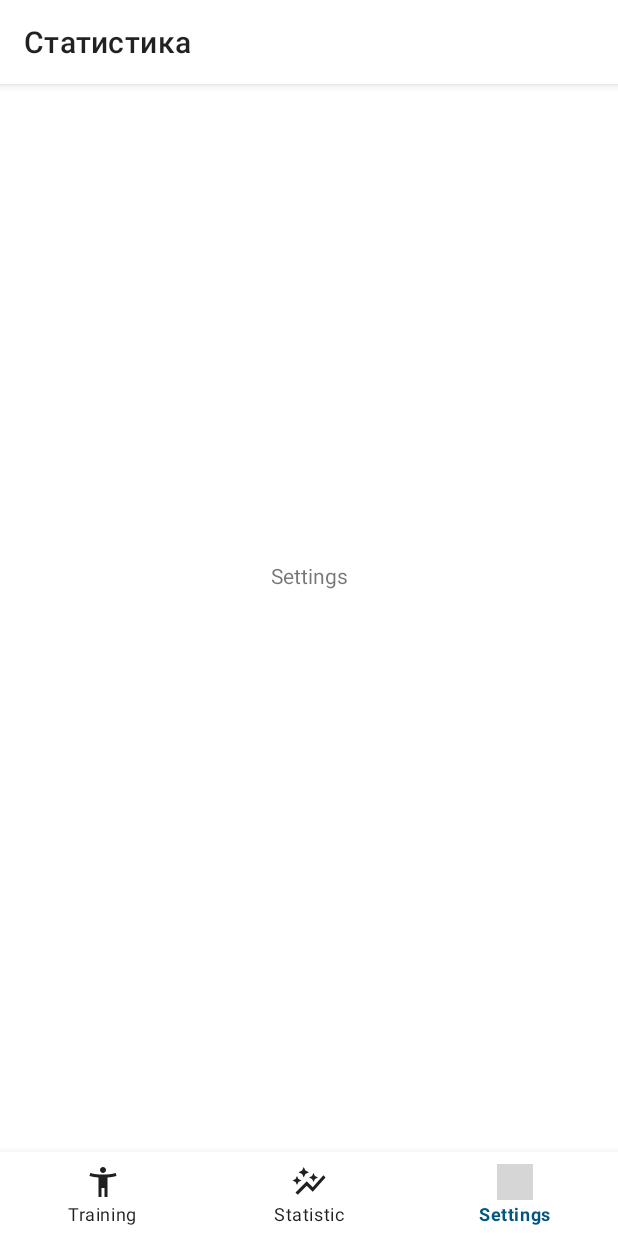
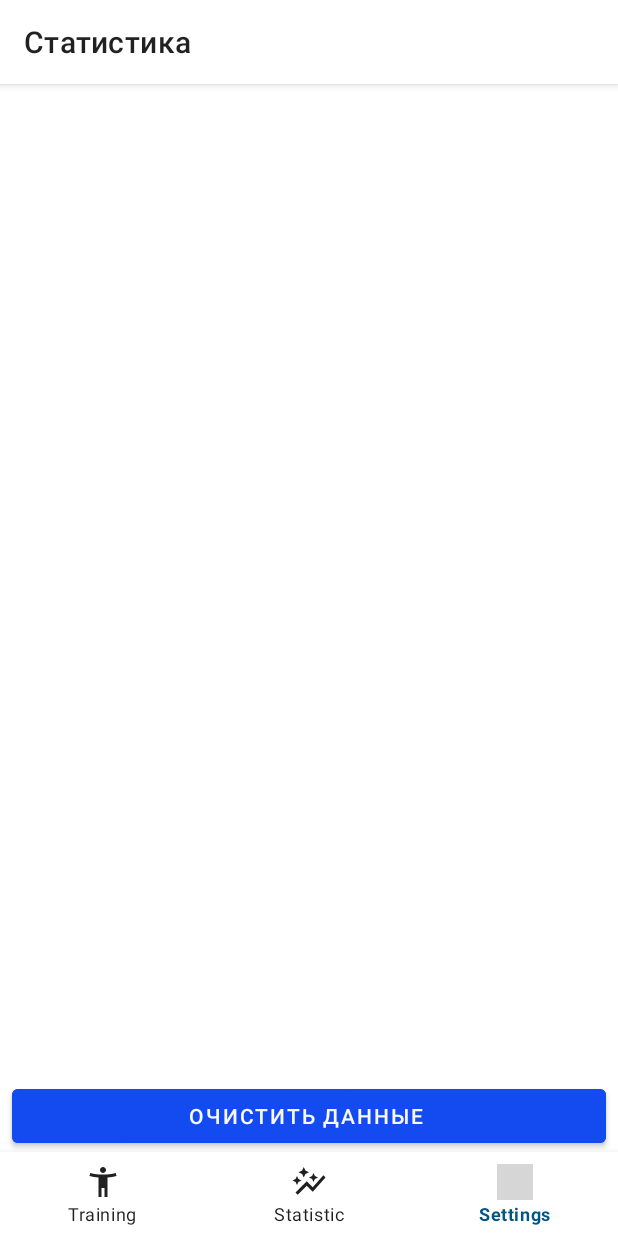
Before and after one commit to Evgen1994-McD/FitnessApp, an Android app built with Jetpack Compose: the screen it shows after launch (MainActivity), item 3 of the bottom bar chosen, on a phone screen of 412 x 824 dp. Run offline under Robolectric (Android 15) with nearby library versions, the phone set to English and light mode, and no system bars; our stand-ins replace Dagger/Hilt's generated code, Room's generated code, navigation-ui; libraries missing offline, so code that uses them is left out: com.applandeo.materialcalendarview, com.github.mikephil.charting; grey boxes are pictures that could not be loaded.

Commit message:
58 SettingsFragment Настроена очистка всех данных с тренировками

```diff
--- a/app/src/main/java/com/example/fitnessapp/db/DaysDao.kt
+++ b/app/src/main/java/com/example/fitnessapp/db/DaysDao.kt
@@ -19,4 +19,8 @@ suspend fun getDay(dayId: Int) : DayModel
     @Query("SELECT * FROM day_model_table WHERE difficulty =:difficulty") // тут мы выбираем и фильтруем себе дни по сложности
     fun getAllDaysByDifficulty(difficulty: String) : Flow<List<DayModel>>// выдасти нам лист с DayModel по сложности. Флоу обязательно из пакета корутин. Флоу сам следит за изменениями и обновляет при необходимости
 
+
+    @Query("SELECT * FROM day_model_table")
+   suspend fun getAllDays() : List<DayModel>
+
 }
--- a/app/src/main/java/com/example/fitnessapp/db/StatisticDao.kt
+++ b/app/src/main/java/com/example/fitnessapp/db/StatisticDao.kt
@@ -17,4 +17,7 @@ interface StatisticDao {
     @Insert(onConflict = OnConflictStrategy.REPLACE)
     suspend fun insertDayStatistic(statisticModel: StatisticModel)
 
+    @Query("DELETE  FROM statistic_table") // получить всё из статистик тейбл
+    suspend fun clearStatistic()   //Опять же, мы будем получать один раз, поэтому это суспенд функция а не Флоу
+
 }
--- a/app/src/main/java/com/example/fitnessapp/settings/ui/SettingsFragment.kt
+++ b/app/src/main/java/com/example/fitnessapp/settings/ui/SettingsFragment.kt
@@ -5,32 +5,50 @@ import androidx.fragment.app.Fragment
 import android.view.LayoutInflater
 import android.view.View
 import android.view.ViewGroup
+import androidx.fragment.app.viewModels
 import com.example.fitnessapp.R
 import com.example.fitnessapp.databinding.FragmentSettingsBinding
+import com.example.fitnessapp.utils.DialogManager
+import dagger.hilt.android.AndroidEntryPoint
 
-
+@AndroidEntryPoint
 class SettingsFragment : Fragment() {
 
     private var _binding: FragmentSettingsBinding? = null //ЭТО сам байндинг Налл
     private val binding get() = _binding!! // а здесь мы получаем байндинг
-
+    private val model: SettingsViewModel by viewModels()
 
 
     override fun onCreateView(
         inflater: LayoutInflater, container: ViewGroup?,
-        savedInstanceState: Bundle?
+        savedInstanceState: Bundle?,
     ): View? {
-       _binding = FragmentSettingsBinding.inflate(
-           inflater,
-           container,
-           false
-       )
+        _binding = FragmentSettingsBinding.inflate(
+            inflater,
+            container,
+            false
+        )
         return binding.root
+    }
+
+    override fun onViewCreated(view: View, savedInstanceState: Bundle?) {
+        super.onViewCreated(view, savedInstanceState)
+        binding.apply {
+            clearDataButton.setOnClickListener {
+                DialogManager.showDialog(
+                    requireContext(),
+                    R.string.reset_days_message, object : DialogManager.Listener {
+                        override fun onClick() {
+                            model.clearData()
+                        }
+                    })
+            }
+        }
     }
 
     override fun onDestroyView() {
         super.onDestroyView()
-        _binding=null
+        _binding = null
     }
 
     /*
--- a/app/src/main/res/layout/fragment_settings.xml
+++ b/app/src/main/res/layout/fragment_settings.xml
@@ -1,15 +1,21 @@
 <?xml version="1.0" encoding="utf-8"?>
 <androidx.constraintlayout.widget.ConstraintLayout xmlns:android="http://schemas.android.com/apk/res/android"
+    xmlns:app="http://schemas.android.com/apk/res-auto"
     xmlns:tools="http://schemas.android.com/tools"
     android:layout_width="match_parent"
     android:layout_height="match_parent"
     tools:context=".settings.ui.SettingsFragment">
 
-    <!-- TODO: Update blank fragment layout -->
-    <TextView
-        android:gravity="center"
-        android:layout_width="match_parent"
-        android:layout_height="match_parent"
-        android:text="Settings" />
-
+    <Button
+        android:id="@+id/clearDataButton"
+        android:layout_width="0dp"
+        android:layout_height="wrap_content"
+        android:layout_marginStart="8dp"
+        android:layout_marginEnd="8dp"
+        android:backgroundTint="@color/blue"
+        android:text="Очистить данные "
+        android:textColor="@color/list_item_bg"
+        app:layout_constraintBottom_toBottomOf="parent"
+        app:layout_constraintEnd_toEndOf="parent"
+        app:layout_constraintStart_toStartOf="parent" />
 </androidx.constraintlayout.widget.ConstraintLayout>
```
Also changed, not shown: app/src/main/java/com/example/fitnessapp/settings/ui/SettingsViewModel.kt (added, +26 -0 lines).
